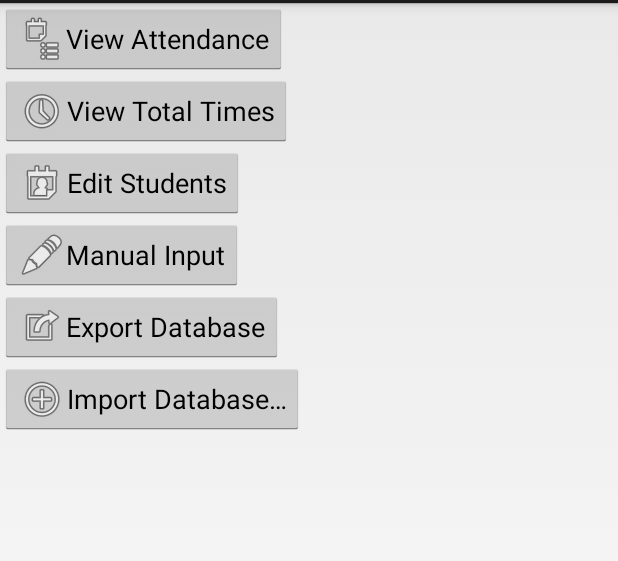
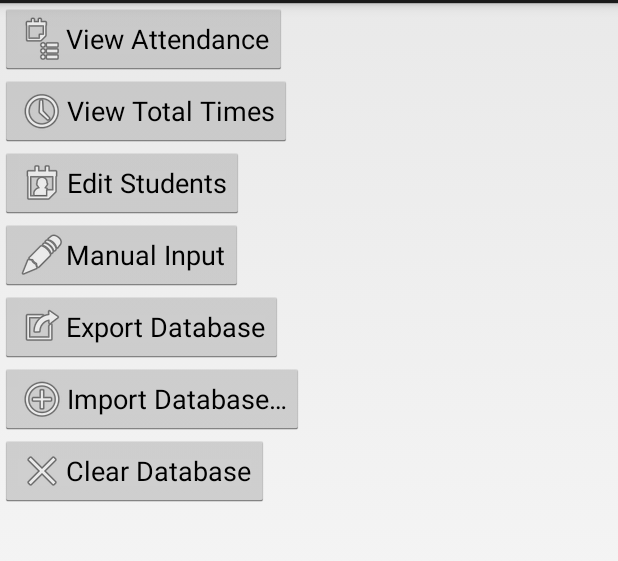
Before and after one commit to Team3128/AttendanceScanner, an Android app: the MainActivity screen opened directly, with no data from a screen before it, on a phone screen of 412 x 824 dp, the part 69-630 px from its top. Run offline under Robolectric (Android 15) with nearby library versions, the phone set to English and light mode, and no system bars.

Commit message:
Add clear database function

```diff
--- a/attendance-app/src/main/res/layout/activity_main.xml
+++ b/attendance-app/src/main/res/layout/activity_main.xml
@@ -58,4 +58,13 @@
         android:drawableLeft="@android:drawable/ic_menu_add"
         android:drawableStart="@android:drawable/ic_menu_add"
         android:onClick="importDatabase"/>
+
+    <Button
+        android:layout_width="wrap_content"
+        android:layout_height="wrap_content"
+        android:text="@string/clear_database"
+        android:id="@+id/button"
+        android:drawableLeft="@android:drawable/ic_menu_close_clear_cancel"
+        android:drawableStart="@android:drawable/ic_menu_close_clear_cancel"
+        android:onClick="clearDatabase"/>
 </LinearLayout>
--- a/attendance-app/src/main/res/values/strings.xml
+++ b/attendance-app/src/main/res/values/strings.xml
@@ -37,5 +37,9 @@
     <string name="to_label">to</string>
     <string name="view_totals_label">View Total Times</string>
     <string name="title_activity_totals">Total Attendance</string>
-
+    <string name="clear_database">Clear Database</string>
+    <string name="areyousure">Are you sure?</string>
+    <string name="areyoureallysure">Are you REALLY sure?</string>
+    <string name="delete_all_records">This will delete all attendance records!</string>
+    <string name="might_want_this_someday">You might want these records someday!</string>
 </resources>
```
Also changed, not shown: attendance-app/src/main/java/org/team3128/attendancescanner/MainActivity.java (+54 -3 lines), attendance-app/src/main/java/org/team3128/attendancescanner/database/AttendanceDatabase.java (+10 -0 lines).
